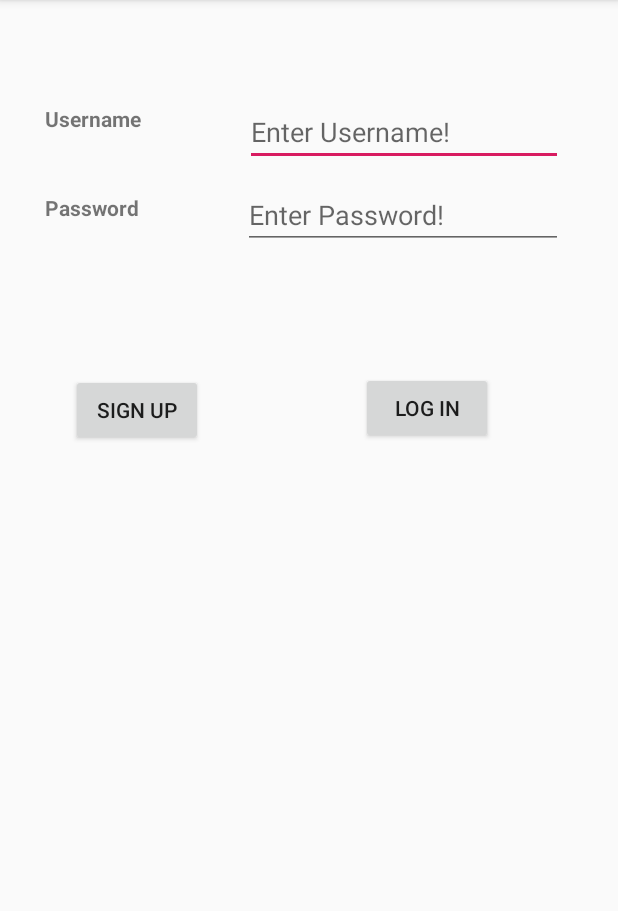
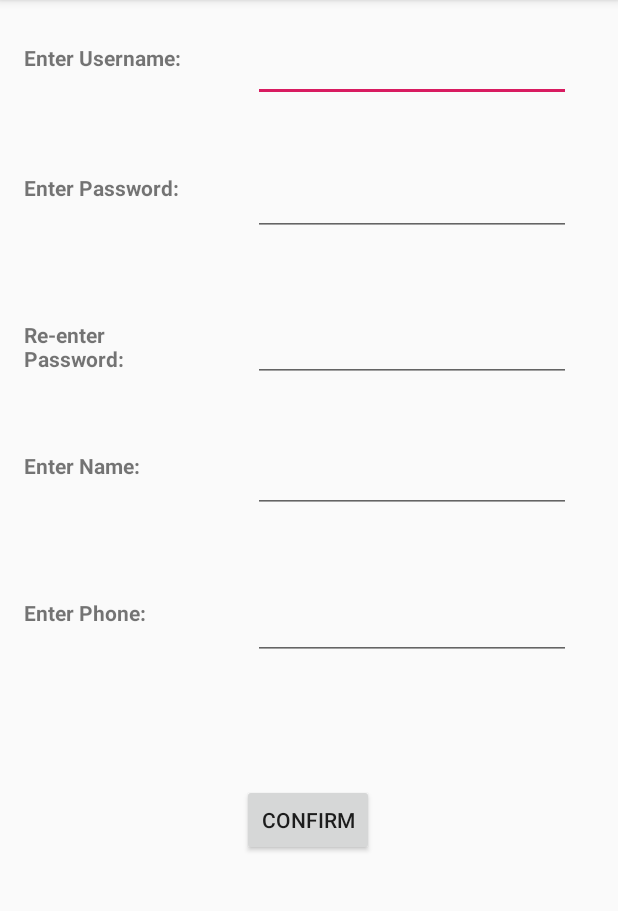
Before and after one commit to suryavamsi6/LogInInterface, an Android app: the screen it shows after launch (MainActivity before the commit, Main3Activity after it), after a tap on "SIGN UP", on a phone screen of 412 x 824 dp, the part 84-995 px from its top. Run offline under Robolectric (Android 15) with nearby library versions, the phone set to English and light mode, and no system bars; our stand-ins replace Firebase (no records; nobody signed in at launch, a user with empty details on screens opened directly); 1 statement that could not run was skipped.

Commit message:
Added New Activity for SignUp. Does'nt start properly yet.

```diff
--- a/app/src/main/AndroidManifest.xml
+++ b/app/src/main/AndroidManifest.xml
@@ -11,10 +11,11 @@
         android:roundIcon="@mipmap/ic_launcher_round"
         android:supportsRtl="true"
         android:theme="@style/AppTheme">
+        <activity android:name=".Main3Activity"></activity>
         <activity
             android:name=".Main2Activity"
             android:label="@string/title_activity_main2"
-            android:theme="@style/AppTheme.NoActionBar"></activity>
+            android:theme="@style/AppTheme.NoActionBar" />
         <activity android:name=".MainActivity">
             <intent-filter>
                 <action android:name="android.intent.action.MAIN" />
--- /dev/null
+++ b/app/src/main/java/com/example/suryavamsi/javaproject/Main3Activity.java
@@ -0,0 +1,66 @@
+package com.example.suryavamsi.javaproject;
+
+import android.support.v7.app.AppCompatActivity;
+import android.os.Bundle;
+import android.view.View;
+import android.widget.Button;
+import android.widget.EditText;
+import android.widget.TextView;
+
+import com.google.firebase.database.DatabaseReference;
+import com.google.firebase.database.FirebaseDatabase;
+
+public class Main3Activity extends AppCompatActivity {
+
+    TextView tv1,tv2,tv3,tv4,tv5,tv6;
+    Button bt3;
+    int max;
+    String is;
+    EditText et1,et2,et3,et4,et5;
+    FirebaseDatabase database = FirebaseDatabase.getInstance();
+    DatabaseReference ref3;
+    @Override
+    protected void onCreate(Bundle savedInstanceState) {
+        tv1 = (TextView)findViewById(R.id.textView3);
+        tv2 = (TextView)findViewById(R.id.textView5);
+        tv3 = (TextView)findViewById(R.id.textView7);
+        tv4 = (TextView)findViewById(R.id.textView8);
+        tv5 = (TextView)findViewById(R.id.textView9);
+        tv6 = (TextView)findViewById(R.id.textView10);
+        bt3 = (Button)findViewById(R.id.button3);
+        //max = getIntent().getIntExtra("max",max);
+       // is = Integer.toString(max);
+        et1 = (EditText)findViewById(R.id.editText3);
+        et2 = (EditText)findViewById(R.id.editText4);
+        et3 = (EditText)findViewById(R.id.editText5);
+        et4 = (EditText)findViewById(R.id.editText9);
+        et5 = (EditText)findViewById(R.id.editText10);
+        ref3 = database.getReference().child("member").child(is);
+        super.onCreate(savedInstanceState);
+        setContentView(R.layout.activity_main3);
+        bt3.setOnClickListener(new View.OnClickListener() {
+            String un,pwd,cpwd,name,phone;
+            @Override
+            public void onClick(View view) {
+                un = et1.getText().toString();
+                pwd = et2.getText().toString();
+                cpwd = et3.getText().toString();
+                name = et4.getText().toString();
+                phone = et5.getText().toString();
+                if(pwd.equals(cpwd))
+                {
+                    ref3.child("user").setValue(un);
+                    ref3.child("password").setValue(pwd);
+                    ref3.child("name").setValue(name);
+                    ref3.child("phone").setValue(phone);
+                }
+                else
+                {
+                    tv6.setText("Passwords don't match. Re-Check them.");
+                }
+
+
+            }
+        });
+    }
+}
--- a/app/src/main/java/com/example/suryavamsi/javaproject/MainActivity.java
+++ b/app/src/main/java/com/example/suryavamsi/javaproject/MainActivity.java
@@ -19,7 +19,7 @@ import com.google.firebase.database.ValueEventListener;
 public class MainActivity extends AppCompatActivity {
     TextView t1 , t2;
     Button bt,bt2;
-    int i;
+    int i,max;
     String is,u,p,un,pwd;
     int NotFound,Found;
     EditText edt1,edt2;
@@ -39,6 +39,7 @@ public class MainActivity extends AppCompatActivity {
         NotFound = 0;
         Found = 0;
         i = 1;
+        max = 3;
         bt.setOnClickListener(new View.OnClickListener() {
             @Override
             public void onClick(View view) {
@@ -100,13 +101,19 @@ public class MainActivity extends AppCompatActivity {
         bt2.setOnClickListener(new View.OnClickListener() {
             @Override
             public void onClick(View view) {
-
+                openActivity3();
+                max++;
             }
         });
 
 
         }
 
+
+    public void openActivity3(){
+        Intent intent = new Intent(this,Main3Activity.class);
+       // intent.putExtra("max", max);
+        startActivity(intent);}
     public void openActivity2(){
         Intent intent = new Intent(this,Main2Activity.class);
         intent.putExtra("is", is);
--- /dev/null
+++ b/app/src/main/res/layout/activity_main3.xml
@@ -0,0 +1,210 @@
+<?xml version="1.0" encoding="utf-8"?>
+<android.support.constraint.ConstraintLayout xmlns:android="http://schemas.android.com/apk/res/android"
+    xmlns:app="http://schemas.android.com/apk/res-auto"
+    xmlns:tools="http://schemas.android.com/tools"
+    android:layout_width="match_parent"
+    android:layout_height="match_parent"
+    tools:context=".Main3Activity">
+
+    <EditText
+        android:id="@+id/editText3"
+        android:layout_width="212dp"
+        android:layout_height="41dp"
+        android:layout_marginStart="8dp"
+        android:layout_marginTop="24dp"
+        android:layout_marginEnd="8dp"
+        android:layout_marginBottom="8dp"
+        android:ems="10"
+        android:inputType="textPersonName"
+        app:layout_constraintBottom_toBottomOf="parent"
+        app:layout_constraintEnd_toEndOf="parent"
+        app:layout_constraintHorizontal_bias="0.874"
+        app:layout_constraintStart_toStartOf="parent"
+        app:layout_constraintTop_toTopOf="parent"
+        app:layout_constraintVertical_bias="0.004"
+        android:importantForAutofill="no" />
+
+    <TextView
+        android:id="@+id/textView3"
+        android:layout_width="111dp"
+        android:layout_height="41dp"
+        android:layout_marginStart="8dp"
+        android:layout_marginTop="8dp"
+        android:layout_marginEnd="8dp"
+        android:layout_marginBottom="8dp"
+        android:text="@string/enter_username"
+        android:textStyle="bold"
+        app:layout_constraintBottom_toBottomOf="parent"
+        app:layout_constraintEnd_toEndOf="parent"
+        app:layout_constraintHorizontal_bias="0.028"
+        app:layout_constraintStart_toStartOf="parent"
+        app:layout_constraintTop_toTopOf="parent"
+        app:layout_constraintVertical_bias="0.029" />
+
+    <EditText
+        android:id="@+id/editText4"
+        android:layout_width="212dp"
+        android:layout_height="41dp"
+        android:layout_marginStart="8dp"
+        android:layout_marginEnd="8dp"
+        android:layout_marginBottom="8dp"
+        android:ems="10"
+        android:inputType="textPassword"
+        app:layout_constraintBottom_toBottomOf="parent"
+        app:layout_constraintEnd_toEndOf="parent"
+        app:layout_constraintHorizontal_bias="0.874"
+        app:layout_constraintStart_toStartOf="parent"
+        app:layout_constraintTop_toTopOf="parent"
+        app:layout_constraintVertical_bias="0.161" />
+
+    <EditText
+        android:id="@+id/editText5"
+        android:layout_width="212dp"
+        android:layout_height="41dp"
+        android:layout_marginStart="8dp"
+        android:layout_marginTop="8dp"
+        android:layout_marginEnd="8dp"
+        android:layout_marginBottom="8dp"
+        android:ems="10"
+        android:inputType="textPassword"
+        app:layout_constraintBottom_toBottomOf="parent"
+        app:layout_constraintEnd_toEndOf="parent"
+        app:layout_constraintHorizontal_bias="0.874"
+        app:layout_constraintStart_toStartOf="parent"
+        app:layout_constraintTop_toTopOf="parent"
+        app:layout_constraintVertical_bias="0.289" />
+
+    <TextView
+        android:id="@+id/textView5"
+        android:layout_width="111dp"
+        android:layout_height="41dp"
+        android:layout_marginStart="8dp"
+        android:layout_marginTop="8dp"
+        android:layout_marginEnd="8dp"
+        android:layout_marginBottom="8dp"
+        android:text="@string/enter_password1"
+        android:textStyle="bold"
+        app:layout_constraintBottom_toBottomOf="parent"
+        app:layout_constraintEnd_toEndOf="parent"
+        app:layout_constraintHorizontal_bias="0.028"
+        app:layout_constraintStart_toStartOf="parent"
+        app:layout_constraintTop_toTopOf="parent"
+        app:layout_constraintVertical_bias="0.151" />
+
+    <TextView
+        android:id="@+id/textView7"
+        android:layout_width="111dp"
+        android:layout_height="41dp"
+        android:layout_marginStart="8dp"
+        android:layout_marginTop="8dp"
+        android:layout_marginEnd="8dp"
+        android:layout_marginBottom="8dp"
+        android:text="@string/re_enter_password"
+        android:textStyle="bold"
+        app:layout_constraintBottom_toBottomOf="parent"
+        app:layout_constraintEnd_toEndOf="parent"
+        app:layout_constraintHorizontal_bias="0.028"
+        app:layout_constraintStart_toStartOf="parent"
+        app:layout_constraintTop_toTopOf="parent"
+        app:layout_constraintVertical_bias="0.289" />
+
+    <TextView
+        android:id="@+id/textView8"
+        android:layout_width="111dp"
+        android:layout_height="41dp"
+        android:layout_marginStart="8dp"
+        android:layout_marginTop="8dp"
+        android:layout_marginEnd="8dp"
+        android:layout_marginBottom="8dp"
+        android:text="@string/enter_name"
+        android:textStyle="bold"
+        app:layout_constraintBottom_toBottomOf="parent"
+        app:layout_constraintEnd_toEndOf="parent"
+        app:layout_constraintHorizontal_bias="0.028"
+        app:layout_constraintStart_toStartOf="parent"
+        app:layout_constraintTop_toTopOf="parent"
+        app:layout_constraintVertical_bias="0.412" />
+
+    <TextView
+        android:id="@+id/textView9"
+        android:layout_width="111dp"
+        android:layout_height="41dp"
+        android:layout_marginStart="8dp"
+        android:layout_marginTop="8dp"
+        android:layout_marginEnd="8dp"
+        android:layout_marginBottom="8dp"
+        android:text="@string/enter_phone"
+        android:textStyle="bold"
+        app:layout_constraintBottom_toBottomOf="parent"
+        app:layout_constraintEnd_toEndOf="parent"
+        app:layout_constraintHorizontal_bias="0.028"
+        app:layout_constraintStart_toStartOf="parent"
+        app:layout_constraintTop_toTopOf="parent"
+        app:layout_constraintVertical_bias="0.55" />
+
+    <EditText
+        android:id="@+id/editText9"
+        android:layout_width="212dp"
+        android:layout_height="41dp"
+        android:layout_marginStart="8dp"
+        android:layout_marginTop="8dp"
+        android:layout_marginEnd="8dp"
+        android:layout_marginBottom="8dp"
+        android:ems="10"
+        android:inputType="textPersonName"
+        app:layout_constraintBottom_toBottomOf="parent"
+        app:layout_constraintEnd_toEndOf="parent"
+        app:layout_constraintHorizontal_bias="0.874"
+        app:layout_constraintStart_toStartOf="parent"
+        app:layout_constraintTop_toTopOf="parent"
+        app:layout_constraintVertical_bias="0.412" />
+
+    <EditText
+        android:id="@+id/editText10"
+        android:layout_width="212dp"
+        android:layout_height="41dp"
+        android:layout_marginStart="8dp"
+        android:layout_marginTop="8dp"
+        android:layout_marginEnd="8dp"
+        android:layout_marginBottom="8dp"
+        android:ems="10"
+        android:inputType="textPersonName"
+        app:layout_constraintBottom_toBottomOf="parent"
+        app:layout_constraintEnd_toEndOf="parent"
+        app:layout_constraintHorizontal_bias="0.874"
+        app:layout_constraintStart_toStartOf="parent"
+        app:layout_constraintTop_toTopOf="parent"
+        app:layout_constraintVertical_bias="0.55" />
+
+    <Button
+        android:id="@+id/button3"
+        android:layout_width="wrap_content"
+        android:layout_height="wrap_content"
+        android:layout_marginStart="8dp"
+        android:layout_marginTop="8dp"
+        android:layout_marginEnd="8dp"
+        android:layout_marginBottom="8dp"
+        android:text="@string/confirm"
+        app:layout_constraintBottom_toBottomOf="parent"
+        app:layout_constraintEnd_toEndOf="parent"
+        app:layout_constraintHorizontal_bias="0.498"
+        app:layout_constraintStart_toStartOf="parent"
+        app:layout_constraintTop_toTopOf="parent"
+        app:layout_constraintVertical_bias="0.731" />
+
+    <TextView
+        android:id="@+id/textView10"
+        android:layout_width="282dp"
+        android:layout_height="21dp"
+        android:layout_marginStart="8dp"
+        android:layout_marginTop="8dp"
+        android:layout_marginEnd="8dp"
+        android:layout_marginBottom="8dp"
+        app:layout_constraintBottom_toBottomOf="parent"
+        app:layout_constraintEnd_toEndOf="parent"
+        app:layout_constraintStart_toStartOf="parent"
+        app:layout_constraintTop_toBottomOf="@+id/button3"
+        app:layout_constraintVertical_bias="0.118"
+        tools:textColor="#FF0000" />
+
+</android.support.constraint.ConstraintLayout>
--- a/app/src/main/res/values/strings.xml
+++ b/app/src/main/res/values/strings.xml
@@ -11,5 +11,11 @@
     <string name="title_activity_main2">Main2Activity</string>
     <string name="name">Name:</string>
     <string name="phone">Phone:</string>
-    <string name="sign_up">Sign UP</string>\
+    <string name="sign_up">Sign UP</string>
+    <string name="enter_username">Enter Username:</string>
+    <string name="enter_password1">Enter Password:</string>
+    <string name="re_enter_password">Re-enter Password:</string>
+    <string name="enter_name">Enter Name:</string>
+    <string name="enter_phone">Enter Phone:</string>
+    <string name="confirm">Confirm</string>\
 </resources>
```
